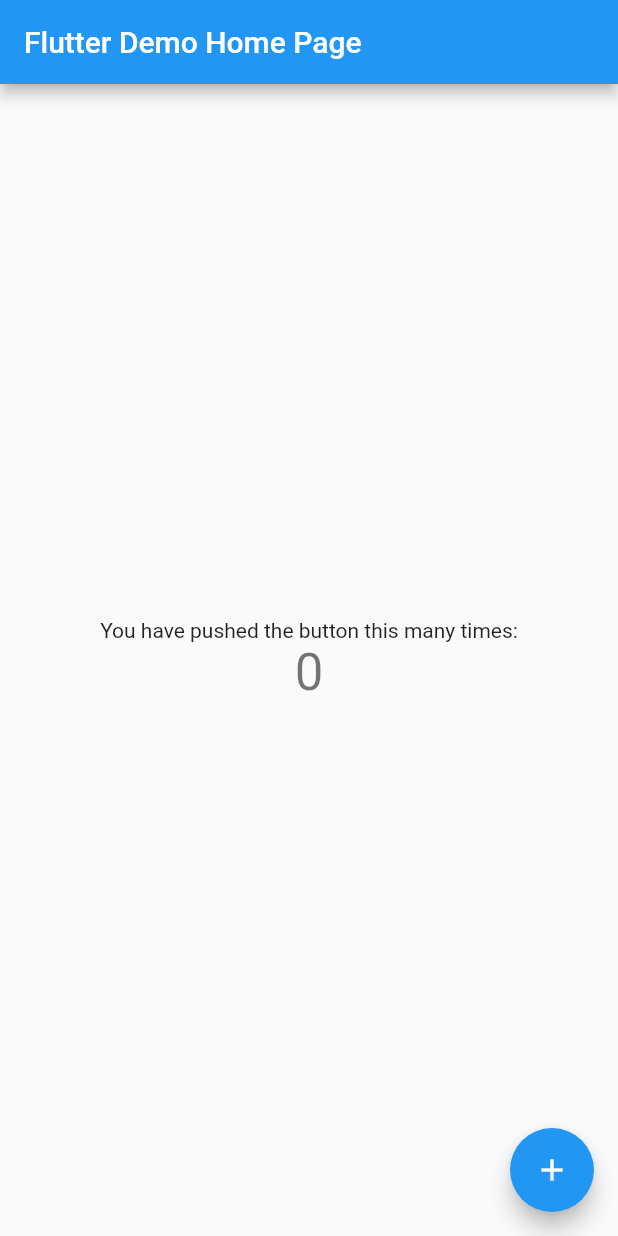
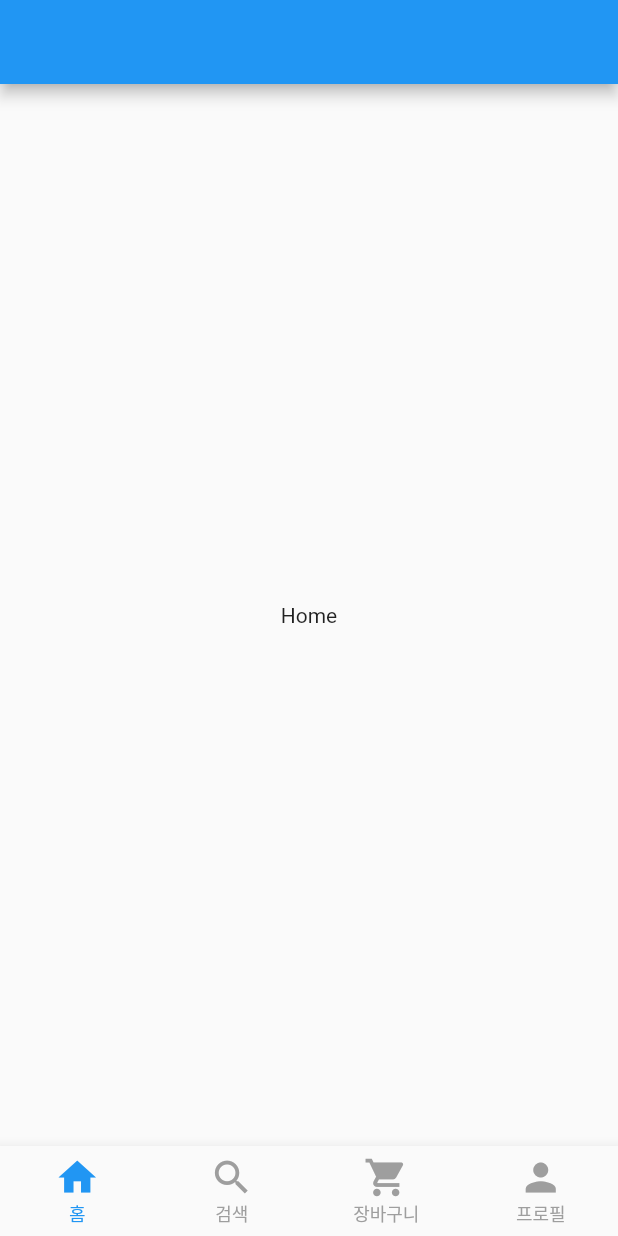
Before and after one commit to haetsal19/flutter_shopping_mall, a Flutter app: the screen it shows after launch, on a phone screen of 412 x 824 dp. Run offline on Flutter 3.47's test engine with Material 2 defaults, Android fonts, the phone set to English and light mode, and no system bars.

Commit message:
_CurrentIndex state로 BottomNavigationBar와 body 연동

```diff
--- a/lib/main.dart
+++ b/lib/main.dart
@@ -1,115 +1,20 @@
 import 'package:flutter/material.dart';
+import 'package:flutter_shopping_mall/screens/screen_index.dart';
+
 
 void main() {
-  runApp(const MyApp());
+  runApp(MyApp());
 }
 
 class MyApp extends StatelessWidget {
-  const MyApp({super.key});
-
-  // This widget is the root of your application.
   @override
-  Widget build(BuildContext context) {
+  Widget build(BuildContext context){
     return MaterialApp(
-      title: 'Flutter Demo',
-      theme: ThemeData(
-        // This is the theme of your application.
-        //
-        // Try running your application with "flutter run". You'll see the
-        // application has a blue toolbar. Then, without quitting the app, try
-        // changing the primarySwatch below to Colors.green and then invoke
-        // "hot reload" (press "r" in the console where you ran "flutter run",
-        // or simply save your changes to "hot reload" in a Flutter IDE).
-        // Notice that the counter didn't reset back to zero; the application
-        // is not restarted.
-        primarySwatch: Colors.blue,
-      ),
-      home: const MyHomePage(title: 'Flutter Demo Home Page'),
+      title: 'Flutter Shopping mall',
+      routes: {
+        '/index' : (context) => IndexScreen(),
+      },
+      initialRoute: '/index',
     );
   }
 }
-
-class MyHomePage extends StatefulWidget {
-  const MyHomePage({super.key, required this.title});
-
-  // This widget is the home page of your application. It is stateful, meaning
-  // that it has a State object (defined below) that contains fields that affect
-  // how it looks.
-
-  // This class is the configuration for the state. It holds the values (in this
-  // case the title) provided by the parent (in this case the App widget) and
-  // used by the build method of the State. Fields in a Widget subclass are
-  // always marked "final".
-
-  final String title;
-
-  @override
-  State<MyHomePage> createState() => _MyHomePageState();
-}
-
-class _MyHomePageState extends State<MyHomePage> {
-  int _counter = 0;
-
-  void _incrementCounter() {
-    setState(() {
-      // This call to setState tells the Flutter framework that something has
-      // changed in this State, which causes it to rerun the build method below
-      // so that the display can reflect the updated values. If we changed
-      // _counter without calling setState(), then the build method would not be
-      // called again, and so nothing would appear to happen.
-      _counter++;
-    });
-  }
-
-  @override
-  Widget build(BuildContext context) {
-    // This method is rerun every time setState is called, for instance as done
-    // by the _incrementCounter method above.
-    //
-    // The Flutter framework has been optimized to make rerunning build methods
-    // fast, so that you can just rebuild anything that needs updating rather
-    // than having to individually change instances of widgets.
-    return Scaffold(
-      appBar: AppBar(
-        // Here we take the value from the MyHomePage object that was created by
-        // the App.build method, and use it to set our appbar title.
-        title: Text(widget.title),
-      ),
-      body: Center(
-        // Center is a layout widget. It takes a single child and positions it
-        // in the middle of the parent.
-        child: Column(
-          // Column is also a layout widget. It takes a list of children and
-          // arranges them vertically. By default, it sizes itself to fit its
-          // children horizontally, and tries to be as tall as its parent.
-          //
-          // Invoke "debug painting" (press "p" in the console, choose the
-          // "Toggle Debug Paint" action from the Flutter Inspector in Android
-          // Studio, or the "Toggle Debug Paint" command in Visual Studio Code)
-          // to see the wireframe for each widget.
-          //
-          // Column has various properties to control how it sizes itself and
-          // how it positions its children. Here we use mainAxisAlignment to
-          // center the children vertically; the main axis here is the vertical
-          // axis because Columns are vertical (the cross axis would be
-          // horizontal).
-          mainAxisAlignment: MainAxisAlignment.center,
-          children: <Widget>[
-            const Text(
-              'You have pushed the button this many times:',
-            ),
-            Text(
-              '$_counter',
-              style: Theme.of(context).textTheme.headline4,
-            ),
-          ],
-        ),
-      ),
-      floatingActionButton: FloatingActionButton(
-        onPressed: _incrementCounter,
-        tooltip: 'Increment',
-        child: const Icon(Icons.add),
-      ), // This trailing comma makes auto-formatting nicer for build methods.
-    );
-  }
-}
--- /dev/null
+++ b/lib/screens/screen_index.dart
@@ -0,0 +1,49 @@
+import 'package:flutter/material.dart';
+import 'package:flutter_shopping_mall/tabs/tab_cart.dart';
+import 'package:flutter_shopping_mall/tabs/tab_home.dart';
+import 'package:flutter_shopping_mall/tabs/tab_profile.dart';
+import 'package:flutter_shopping_mall/tabs/tab_search.dart';
+
+class IndexScreen extends StatefulWidget {
+  @override
+  _IndexScreenState createState() => _IndexScreenState();
+
+}
+
+class _IndexScreenState extends State<IndexScreen> {
+  int _currentIndex = 0;
+  final List<Widget> _tabs = [
+    HomeTab(),
+    SearchTab(),
+    CartTab(),
+    ProfileTab(),
+  ];
+  @override
+  Widget build(BuildContext context) {
+    return Scaffold(
+      appBar: AppBar(),
+      bottomNavigationBar: BottomNavigationBar(
+        type: BottomNavigationBarType.fixed,
+        iconSize: 30,
+        selectedItemColor: Colors.blue,
+        unselectedItemColor: Colors.grey,
+        selectedLabelStyle: TextStyle(fontSize: 12),
+        currentIndex: _currentIndex,
+        onTap: (index) {
+          setState(() {
+            _currentIndex = index;
+          });
+        },
+        items: [
+          BottomNavigationBarItem(icon: Icon(Icons.home), label: '홈'),
+          BottomNavigationBarItem(icon: Icon(Icons.search), label: '검색'),
+          BottomNavigationBarItem(icon: Icon(Icons.shopping_cart), label: '장바구니'),
+          BottomNavigationBarItem(icon: Icon(Icons.person), label: '프로필'),
+        ],
+      ),
+      body: _tabs[_currentIndex],
+    );
+  }
+
+
+}
--- /dev/null
+++ b/lib/tabs/tab_home.dart
@@ -0,0 +1,8 @@
+import 'package:flutter/material.dart';
+
+class HomeTab extends StatelessWidget {
+  @override
+  Widget build(BuildContext context) {
+    return Center(child: Text('Home'));
+  }
+}
--- a/pubspec.yaml
+++ b/pubspec.yaml
@@ -31,6 +31,7 @@ environment:
 dependencies:
   flutter:
     sdk: flutter
+  shared_preferences: ^2.0.6
 
 
   # The following adds the Cupertino Icons font to your application.
```
Also changed, not shown: lib/tabs/tab_cart.dart (added, +8 -0 lines), lib/tabs/tab_profile.dart (added, +8 -0 lines), lib/tabs/tab_search.dart (added, +8 -0 lines), lib/screens/screen_splash.dart (added), pubspec.lock, 2 other files.
